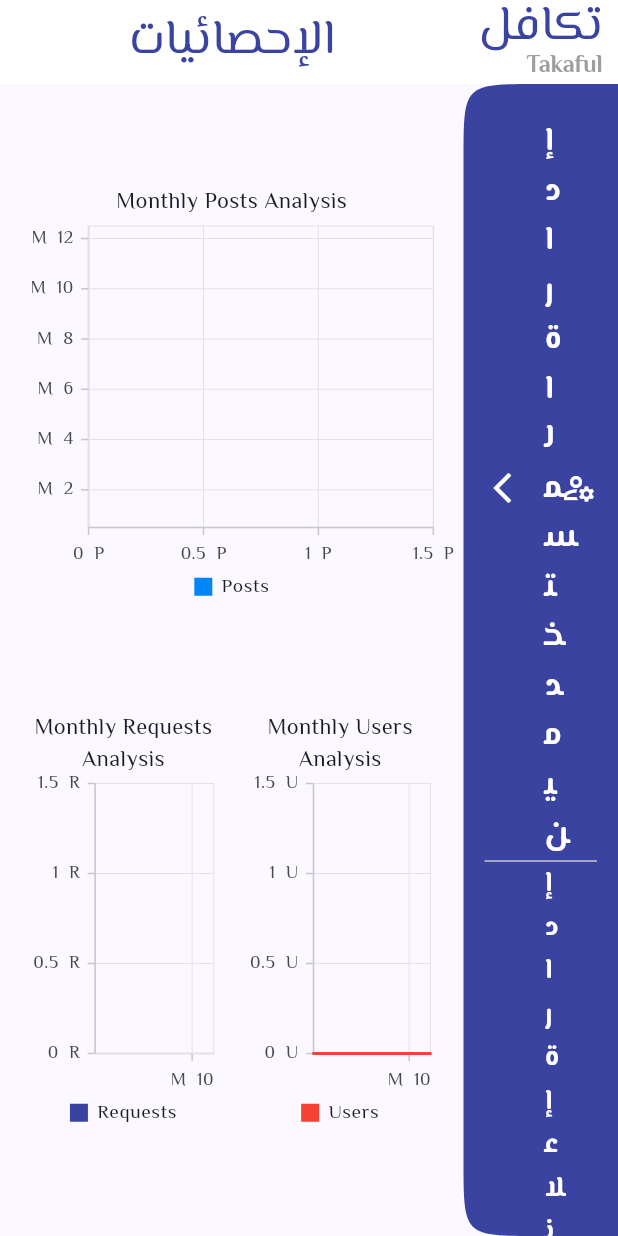
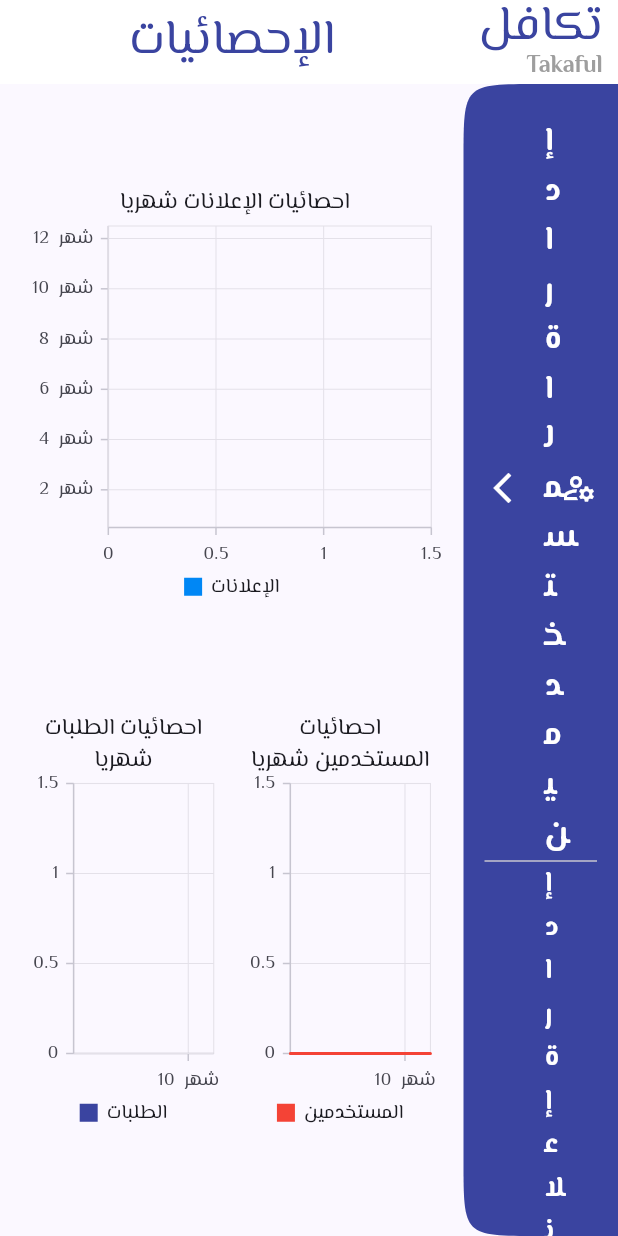
Before and after one commit to omarabukaraki/Takaful-Admin, a Flutter app: the screen it shows after launch, on a phone screen of 412 x 824 dp. Run offline on Flutter 3.47's test engine with Material 3 defaults, Android fonts, the phone set to English and light mode, and no system bars; our stand-ins replace awesome_dialog, bloc, cached_network_image, carousel_slider, cloud_firestore, firebase_auth and 6 more; missing offline and left inert: blurry_modal_progress_hud; accounts and stored records are empty.

Commit message:
change language to arabic in generate analytics page

```diff
--- a/lib/core/utils/app_strings.dart
+++ b/lib/core/utils/app_strings.dart
@@ -75,4 +75,7 @@ abstract class AppString {
   static const String textSearchInUsers = 'إبحث في المستخدمين';
   static const String publishedSuccessfully = 'لقد تم نشر الإعلان بنجاح';
   static const String successfullyRejected = 'لقد تم رفض نشر الإعلان بنجاح';
+  static const String monthlyPostsAnalysis = ' احصائيات الإعلانات شهريا';
+  static const String monthlyRequestsAnalysis = 'احصائيات الطلبات شهريا';
+  static const String monthlyUsersAnalysis = 'احصائيات المستخدمين شهريا';
 }
--- a/lib/features/generate_analitices/presentation/view/generate_analytics_page.dart
+++ b/lib/features/generate_analitices/presentation/view/generate_analytics_page.dart
@@ -1,5 +1,5 @@
 import 'package:flutter/material.dart';
-import 'widget/monthly_donation_analysis_component.dart';
+import 'widget/monthly_post_analysis_component.dart';
 import 'widget/monthly_request_analysis_component.dart';
 import 'widget/monthly_users_analysis_component.dart';
 
@@ -19,7 +19,7 @@ class _GenerateAnalyticsPageState extends State<GenerateAnalyticsPage> {
       child: Column(
         mainAxisAlignment: MainAxisAlignment.spaceEvenly,
         children: [
-          MonthlyDonationAnalysisComponent(),
+          MonthlyPostAnalysisComponent(),
           Row(
             mainAxisAlignment: MainAxisAlignment.spaceEvenly,
             children: [
--- a/lib/features/generate_analitices/presentation/view/widget/monthly_donation_analysis_component.dart
+++ b/lib/features/generate_analitices/presentation/view/widget/monthly_post_analysis_component.dart
@@ -1,21 +1,22 @@
 import 'package:flutter/material.dart';
 import 'package:flutter_bloc/flutter_bloc.dart';
 import 'package:syncfusion_flutter_charts/charts.dart';
+import 'package:takaful_admin1/core/utils/app_strings.dart';
 import '../../../../manage_post_request/presentation/cubits/get_post_cubit/get_post_cubit.dart';
 import '../../../../manage_post_request/presentation/cubits/get_post_cubit/get_post_state.dart';
 
-class MonthlyDonationAnalysisComponent extends StatefulWidget {
-  const MonthlyDonationAnalysisComponent({
+class MonthlyPostAnalysisComponent extends StatefulWidget {
+  const MonthlyPostAnalysisComponent({
     super.key,
   });
 
   @override
-  State<MonthlyDonationAnalysisComponent> createState() =>
-      _MonthlyDonationAnalysisComponentState();
+  State<MonthlyPostAnalysisComponent> createState() =>
+      _MonthlyPostAnalysisComponentState();
 }
 
-class _MonthlyDonationAnalysisComponentState
-    extends State<MonthlyDonationAnalysisComponent> {
+class _MonthlyPostAnalysisComponentState
+    extends State<MonthlyPostAnalysisComponent> {
   @override
   void initState() {
     BlocProvider.of<GetPostCubit>(context).getPostToDeletePost();
@@ -45,14 +46,14 @@ class _MonthlyDonationAnalysisComponentState
         return SizedBox(
           width: (MediaQuery.of(context).size.width -
                   MediaQuery.of(context).size.width / 4) /
-              1.07,
+              1.08,
           child: SfCartesianChart(
-            title: const ChartTitle(text: 'Monthly Posts Analysis'),
+            title: const ChartTitle(text: AppString.monthlyPostsAnalysis),
             legend:
                 const Legend(isVisible: true, position: LegendPosition.bottom),
             series: [
               BarSeries<DonationData, double>(
-                  name: 'Posts',
+                  name: 'الإعلانات',
                   color: const Color.fromARGB(255, 0, 135, 245),
                   dataSource: donationData.length < 12
                       ? [DonationData(0, 1)]
@@ -61,10 +62,10 @@ class _MonthlyDonationAnalysisComponentState
                   yValueMapper: (DonationData sales, _) => sales.donationCount)
             ],
             primaryXAxis: const NumericAxis(
-              labelFormat: 'M  {value}',
+              labelFormat: 'شهر  {value}',
             ),
             primaryYAxis: const NumericAxis(
-              labelFormat: '{value}  P',
+              labelFormat: '{value}',
             ),
           ),
         );
--- a/lib/features/generate_analitices/presentation/view/widget/monthly_request_analysis_component.dart
+++ b/lib/features/generate_analitices/presentation/view/widget/monthly_request_analysis_component.dart
@@ -2,6 +2,7 @@ import 'package:flutter/material.dart';
 import 'package:flutter_bloc/flutter_bloc.dart';
 import 'package:syncfusion_flutter_charts/charts.dart';
 import 'package:takaful_admin1/core/utils/app_colors.dart';
+import 'package:takaful_admin1/core/utils/app_strings.dart';
 import '../../cubit/get_request/get_request_cubit.dart';
 
 class MonthlyRequestAnalysisComponent extends StatefulWidget {
@@ -49,12 +50,12 @@ class _MonthlyRequestAnalysisComponentState
                   MediaQuery.of(context).size.width / 4) /
               2.2,
           child: SfCartesianChart(
-            title: const ChartTitle(text: 'Monthly Requests Analysis'),
+            title: const ChartTitle(text: AppString.monthlyRequestsAnalysis),
             legend:
                 const Legend(isVisible: true, position: LegendPosition.bottom),
             series: [
               SplineAreaSeries<RequestData, double>(
-                  name: 'Requests',
+                  name: 'الطلبات',
                   color: AppColor.kPrimary,
                   dataSource: requestData.length < 12
                       ? [RequestData(requestNumber: 0, dataMonth: 1)]
@@ -63,10 +64,10 @@ class _MonthlyRequestAnalysisComponentState
                   yValueMapper: (RequestData sales, _) => sales.requestNumber)
             ],
             primaryXAxis: const NumericAxis(
-              labelFormat: 'M  {value}',
+              labelFormat: 'شهر  {value}',
             ),
             primaryYAxis: const NumericAxis(
-              labelFormat: '{value}  R',
+              labelFormat: '{value}',
             ),
           ),
         );
--- a/lib/features/generate_analitices/presentation/view/widget/monthly_users_analysis_component.dart
+++ b/lib/features/generate_analitices/presentation/view/widget/monthly_users_analysis_component.dart
@@ -2,6 +2,7 @@ import 'package:flutter/material.dart';
 import 'package:flutter_bloc/flutter_bloc.dart';
 import 'package:syncfusion_flutter_charts/charts.dart';
 import 'package:takaful_admin1/core/utils/app_colors.dart';
+import 'package:takaful_admin1/core/utils/app_strings.dart';
 
 import '../../../../ban_user/presentation/cubit/get_users_cubit.dart';
 
@@ -47,12 +48,12 @@ class _MonthlyUsersAnalysisComponentState
                   MediaQuery.of(context).size.width / 4) /
               2.2,
           child: SfCartesianChart(
-            title: const ChartTitle(text: 'Monthly Users Analysis'),
+            title: const ChartTitle(text: AppString.monthlyUsersAnalysis),
             legend:
                 const Legend(isVisible: true, position: LegendPosition.bottom),
             series: [
               LineSeries<UserData, dynamic>(
-                  name: 'Users',
+                  name: 'المستخدمين',
                   color: AppColor.kRed,
                   dataSource:
                       userData.length < 12 ? [UserData(0, 1)] : userData,
@@ -60,10 +61,10 @@ class _MonthlyUsersAnalysisComponentState
                   yValueMapper: (UserData sales, _) => sales.userNumber),
             ],
             primaryXAxis: const NumericAxis(
-              labelFormat: 'M  {value}',
+              labelFormat: 'شهر  {value}',
             ),
             primaryYAxis: const NumericAxis(
-              labelFormat: '{value}  U',
+              labelFormat: '{value}',
             ),
           ),
         );
```
